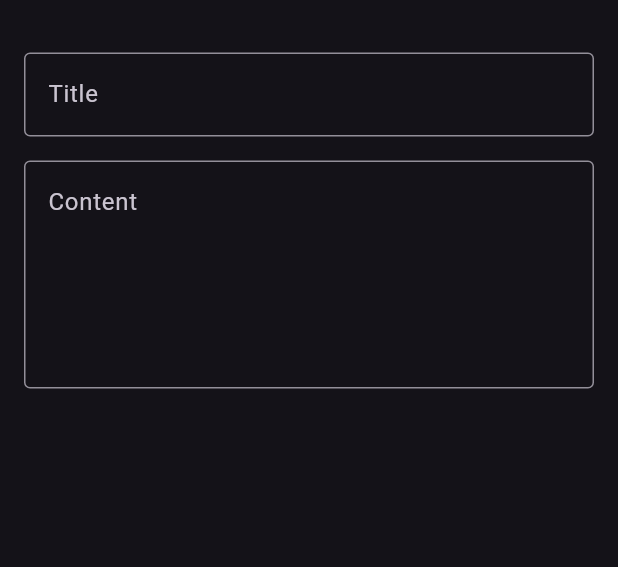
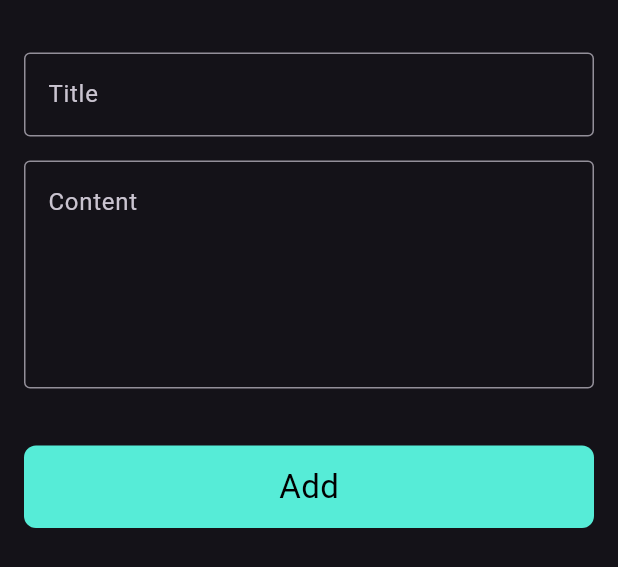
Before and after one commit to m07amadd/notes_app, a Flutter app: the AddNoteButton widget shown alone on an empty page, opened directly, on a phone screen of 412 x 824 dp. Shown: the top 567 px of the screen. Run offline on Flutter 3.47's test engine with Material 3 defaults, Android fonts, the phone set to English and light mode, and no system bars.

Commit message:
finish notes botton sheet

```diff
--- /dev/null
+++ b/lib/widgets/add_custom_botton.dart
@@ -0,0 +1,26 @@
+import 'package:flutter/material.dart';
+
+class CustomBotton extends StatelessWidget {
+  const CustomBotton({super.key});
+
+  @override
+  Widget build(BuildContext context) {
+    return Container(
+      width: MediaQuery.of(context).size.width,
+      height: 55,
+      decoration: BoxDecoration(
+        color: Color(0xff56ECD7),
+        borderRadius: BorderRadius.circular(8),
+      ),
+      child: Center(
+        child: Text(
+          'Add',
+          style: TextStyle(
+            color: Colors.black,
+            fontSize: 22,
+          ),
+        ),
+      ),
+    );
+  }
+}
--- a/lib/widgets/add_note_botton.dart
+++ b/lib/widgets/add_note_botton.dart
@@ -1,4 +1,5 @@
 import 'package:flutter/material.dart';
+import 'package:noteapp/widgets/add_custom_botton.dart';
 import 'package:noteapp/widgets/custom_text_field.dart';
 
 class AddNoteButton extends StatelessWidget {
@@ -6,8 +7,9 @@ class AddNoteButton extends StatelessWidget {
 
   @override
   Widget build(BuildContext context) {
-    return Padding(
-      padding: const EdgeInsets.symmetric(horizontal: 16),
+    return const SingleChildScrollView(
+      child: Padding(
+        padding: EdgeInsets.symmetric(horizontal: 16),
         child: Column(
           children: [
             SizedBox(
@@ -22,8 +24,16 @@ class AddNoteButton extends StatelessWidget {
             CustomTextField(
               hint: 'Content',
               maxLines: 5,
-          )
+            ),
+            SizedBox(
+              height: 38,
+            ),
+            CustomBotton(),
+            SizedBox(
+              height: 24,
+            ),
           ],
+        ),
       ),
     );
   }
```
Lines whose indentation alone changed are shown as unchanged.
